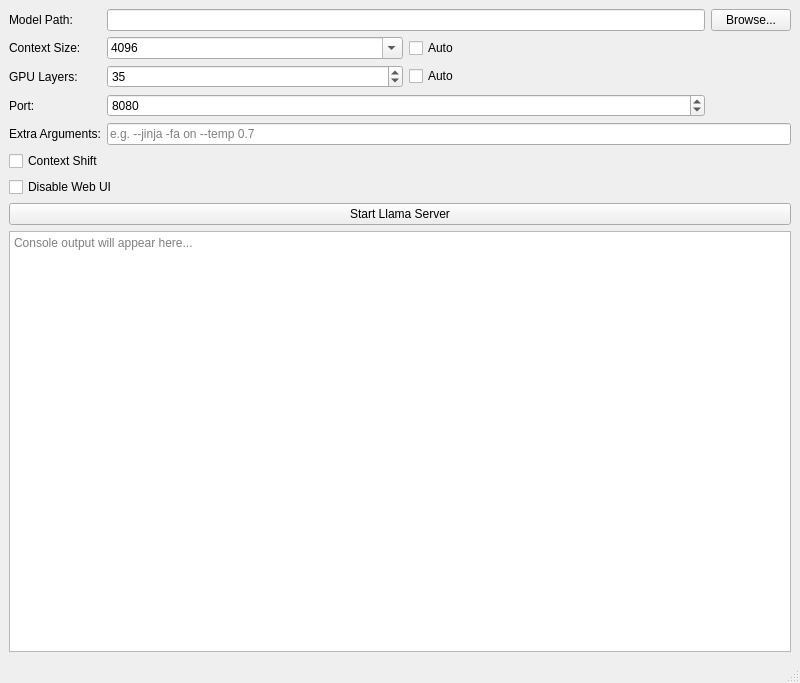
43v3r-y0ung/Llama-launcher, file mainwindow.ui: the form before one commit.
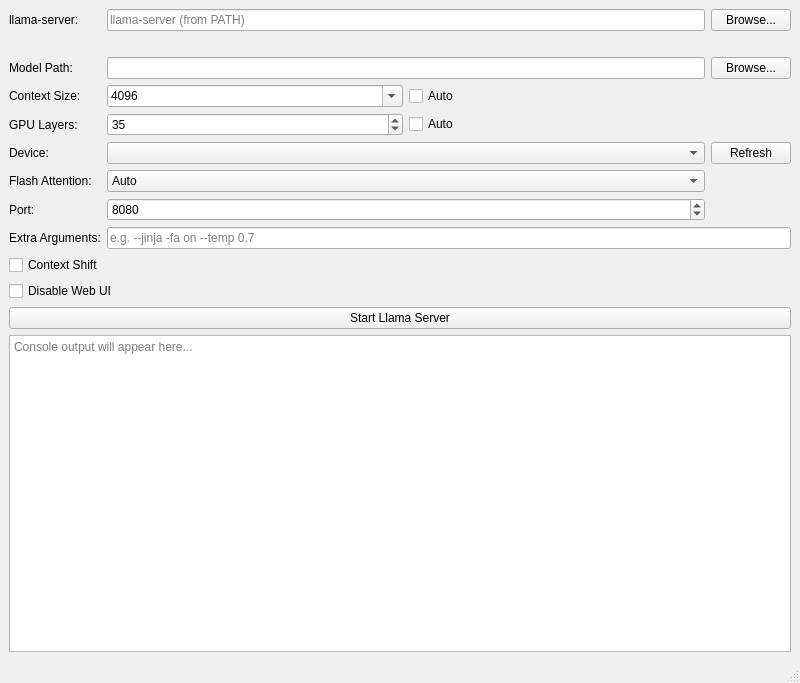
The form after the commit.

Commit message:
Add llama-server path, device selection, flash attention and install target
- Configurable llama-server executable with version display
- Device selector populated from --list-devices (passed as --device)
- Flash Attention Auto/On/Off selector
- Store settings under LlamaLauncher instead of MyCompany, migrating old ones
- XDG install rules (binary, icon, .desktop) and updated ReadMe

Diff of the .ui file:
```diff
--- a/mainwindow.ui
+++ b/mainwindow.ui
@@ -18,30 +18,64 @@
     <item>
      <layout class="QGridLayout" name="gridLayout">
       <item row="0" column="0">
+       <widget class="QLabel" name="labelServer">
+        <property name="text">
+         <string>llama-server:</string>
+        </property>
+       </widget>
+      </item>
+      <item row="0" column="1">
+       <widget class="QLineEdit" name="serverPathEdit">
+        <property name="placeholderText">
+         <string>llama-server (from PATH)</string>
+        </property>
+        <property name="toolTip">
+         <string>Path to the llama-server executable. Leave empty to use the one found in PATH.</string>
+        </property>
+       </widget>
+      </item>
+      <item row="0" column="2">
+       <widget class="QPushButton" name="serverBrowseButton">
+        <property name="text">
+         <string>Browse...</string>
+        </property>
+       </widget>
+      </item>
+      <item row="1" column="1" colspan="2">
+       <widget class="QLabel" name="serverVersionLabel">
+        <property name="text">
+         <string/>
+        </property>
+        <property name="textInteractionFlags">
+         <set>Qt::TextInteractionFlag::TextSelectableByMouse</set>
+        </property>
+       </widget>
+      </item>
+      <item row="2" column="0">
        <widget class="QLabel" name="label">
         <property name="text">
          <string>Model Path:</string>
         </property>
        </widget>
       </item>
-      <item row="0" column="1">
+      <item row="2" column="1">
        <widget class="QLineEdit" name="modelPathEdit"/>
       </item>
-      <item row="0" column="2">
+      <item row="2" column="2">
        <widget class="QPushButton" name="browseButton">
         <property name="text">
          <string>Browse...</string>
         </property>
        </widget>
       </item>
-      <item row="1" column="0">
+      <item row="3" column="0">
        <widget class="QLabel" name="label_2">
         <property name="text">
          <string>Context Size:</string>
         </property>
        </widget>
       </item>
-      <item row="1" column="1">
+      <item row="3" column="1">
        <layout class="QHBoxLayout" name="horizontalLayout_2">
         <item>
          <widget class="QComboBox" name="contextSizeCombo">
@@ -89,14 +123,14 @@
         </item>
        </layout>
       </item>
-      <item row="2" column="0">
+      <item row="4" column="0">
        <widget class="QLabel" name="label_3">
         <property name="text">
          <string>GPU Layers:</string>
         </property>
        </widget>
       </item>
-      <item row="2" column="1">
+      <item row="4" column="1">
        <layout class="QHBoxLayout" name="horizontalLayout">
         <item>
          <widget class="QSpinBox" name="gpuLayersSpin">
@@ -117,14 +151,61 @@
         </item>
        </layout>
       </item>
-      <item row="3" column="0">
+      <item row="5" column="0">
+       <widget class="QLabel" name="labelDevice">
+        <property name="text">
+         <string>Device:</string>
+        </property>
+       </widget>
+      </item>
+      <item row="5" column="1">
+       <widget class="QComboBox" name="deviceCombo">
+        <property name="toolTip">
+         <string>GPU used for offloading (passed as --device). "All GPUs" lets llama-server split the model across every detected device.</string>
+        </property>
+       </widget>
+      </item>
+      <item row="5" column="2">
+       <widget class="QPushButton" name="refreshDevicesButton">
+        <property name="text">
+         <string>Refresh</string>
+        </property>
+       </widget>
+      </item>
+      <item row="6" column="0">
+       <widget class="QLabel" name="labelFlashAttn">
+        <property name="text">
+         <string>Flash Attention:</string>
+        </property>
+       </widget>
+      </item>
+      <item row="6" column="1">
+       <widget class="QComboBox" name="flashAttnCombo">
+        <item>
+         <property name="text">
+          <string>Auto</string>
+         </property>
+        </item>
+        <item>
+         <property name="text">
+          <string>On</string>
+         </property>
+        </item>
+        <item>
+         <property name="text">
+          <string>Off</string>
+         </property>
+        </item>
+       </widget>
+      </item>
+      <item row="7" column="0">
        <widget class="QLabel" name="label_4">
         <property name="text">
          <string>Port:</string>
         </property>
        </widget>
       </item>
-      <item row="3" column="1">
+      <item row="7" column="1">
        <widget class="QSpinBox" name="portSpin">
         <property name="minimum">
          <number>1</number>
@@ -137,14 +218,14 @@
         </property>
        </widget>
       </item>
-      <item row="4" column="0">
+      <item row="8" column="0">
        <widget class="QLabel" name="label_5">
         <property name="text">
          <string>Extra Arguments:</string>
         </property>
        </widget>
       </item>
-      <item row="4" column="1" colspan="2">
+      <item row="8" column="1" colspan="2">
        <widget class="QLineEdit" name="extraArgsEdit">
         <property name="placeholderText">
          <string>e.g. --jinja -fa on --temp 0.7</string>
@@ -154,14 +235,14 @@
         </property>
        </widget>
       </item>
-      <item row="5" column="0" colspan="2">
+      <item row="9" column="0" colspan="2">
        <widget class="QCheckBox" name="ctxShiftCheck">
         <property name="text">
          <string>Context Shift</string>
         </property>
        </widget>
       </item>
-      <item row="6" column="0" colspan="2">
+      <item row="10" column="0" colspan="2">
        <widget class="QCheckBox" name="noUiCheck">
         <property name="text">
          <string>Disable Web UI</string>
```
The commit also changes 6 other files.
